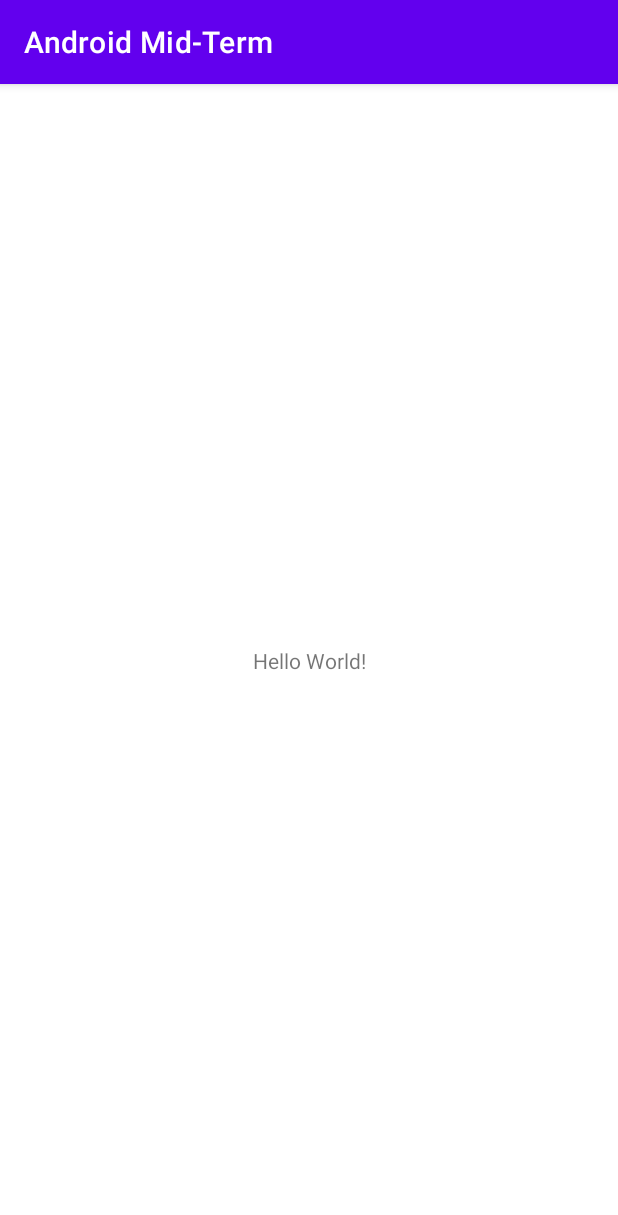
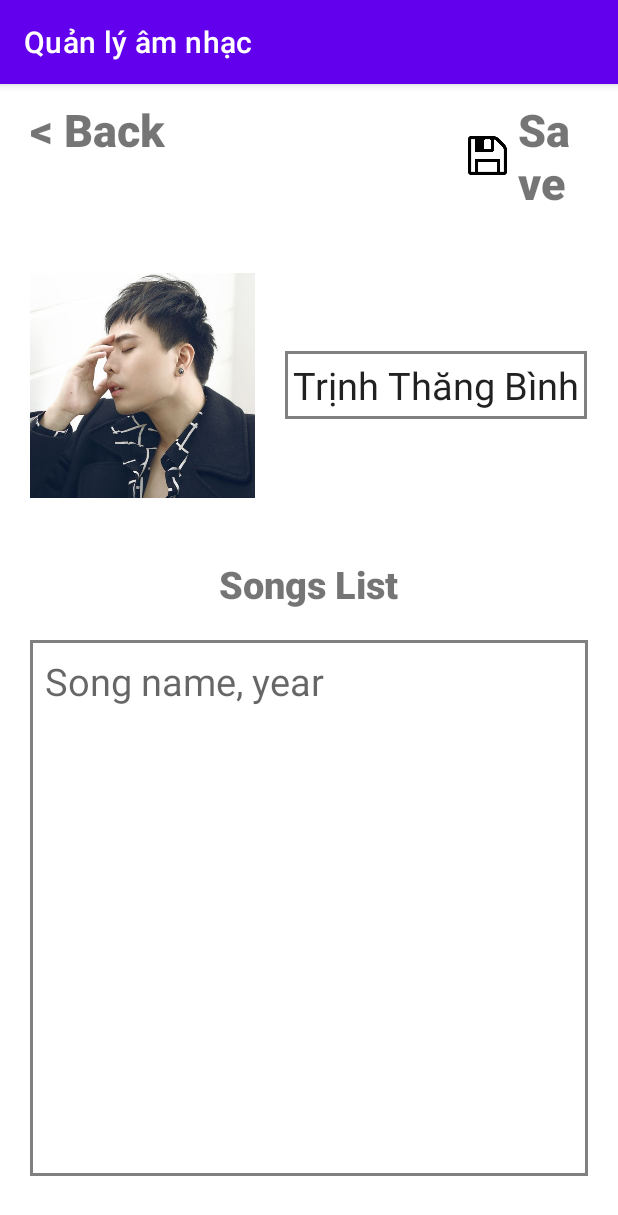
Before and after one commit to NguyenTranMinhNhat/Android-Mid-Term, an Android app: the screen it shows after launch (MainActivity), on a phone screen of 412 x 824 dp. Shown: the top 1215 px of the screen. Run offline under Robolectric (Android 15) with nearby library versions, the phone set to English and light mode, and no system bars.

Commit message:
Add layout create and edit artist

```diff
--- a/app/src/main/java/com/example/androidmid_term/MainActivity.java
+++ b/app/src/main/java/com/example/androidmid_term/MainActivity.java
@@ -9,6 +9,6 @@ public class MainActivity extends AppCompatActivity {
     @Override
     protected void onCreate(Bundle savedInstanceState) {
         super.onCreate(savedInstanceState);
-        setContentView(R.layout.activity_main);
+        setContentView(R.layout.edit_artist);
     }
 }
--- /dev/null
+++ b/app/src/main/res/drawable/border_edittext.xml
@@ -0,0 +1,12 @@
+<?xml version="1.0" encoding="utf-8"?>
+<selector xmlns:android="http://schemas.android.com/apk/res/android">
+    <item>
+        <shape android:shape="rectangle">
+            <solid android:color="#ffffff" />
+            <corners android:radius="0dp" />
+            <stroke
+                android:width="2dp"
+                android:color="#808080" />
+        </shape>
+    </item>
+</selector>
--- a/app/src/main/res/layout/activity_main.xml
+++ /dev/null
@@ -1,18 +0,0 @@
-<?xml version="1.0" encoding="utf-8"?>
-<androidx.constraintlayout.widget.ConstraintLayout xmlns:android="http://schemas.android.com/apk/res/android"
-    xmlns:app="http://schemas.android.com/apk/res-auto"
-    xmlns:tools="http://schemas.android.com/tools"
-    android:layout_width="match_parent"
-    android:layout_height="match_parent"
-    tools:context=".MainActivity">
-
-    <TextView
-        android:layout_width="wrap_content"
-        android:layout_height="wrap_content"
-        android:text="Hello World!"
-        app:layout_constraintBottom_toBottomOf="parent"
-        app:layout_constraintLeft_toLeftOf="parent"
-        app:layout_constraintRight_toRightOf="parent"
-        app:layout_constraintTop_toTopOf="parent" />
-
-</androidx.constraintlayout.widget.ConstraintLayout>
--- /dev/null
+++ b/app/src/main/res/layout/edit_artist.xml
@@ -0,0 +1,85 @@
+<?xml version="1.0" encoding="utf-8"?>
+<LinearLayout xmlns:android="http://schemas.android.com/apk/res/android"
+    android:layout_width="match_parent"
+    android:layout_height="match_parent"
+    android:orientation="vertical"
+    android:paddingRight="20dp"
+    android:paddingLeft="20dp"
+    android:paddingTop="10dp"
+    android:paddingBottom="40dp">
+    <LinearLayout
+        android:layout_width="match_parent"
+        android:layout_height="wrap_content"
+        android:orientation="horizontal"
+        android:paddingBottom="10dp">
+        <TextView
+            android:id="@+id/btn_back"
+            android:layout_width="wrap_content"
+            android:layout_height="wrap_content"
+            android:text="@string/back"
+            android:textSize="30dp"
+            android:fontFamily="sans-serif-black"/>
+        <ImageView
+            android:layout_width="30dp"
+            android:layout_height="30dp"
+            android:layout_marginLeft="200dp"
+            android:src="@drawable/save_icon"
+            android:scaleType="fitXY"
+            android:layout_gravity="center"
+            />
+        <TextView
+            android:id="@+id/btn_save"
+            android:layout_width="wrap_content"
+            android:layout_height="wrap_content"
+            android:text="Save"
+            android:layout_marginLeft="5dp"
+            android:textSize="30dp"
+            android:fontFamily="sans-serif-black"
+            />
+    </LinearLayout>
+    <LinearLayout
+        android:layout_width="match_parent"
+        android:layout_height="wrap_content"
+        android:orientation="horizontal"
+        android:paddingTop="30dp">
+        <ImageView
+            android:id="@+id/img_artist"
+            android:layout_width="150dp"
+            android:layout_height="150dp"
+            android:src="@drawable/trinh_thang_binh"/>
+        <EditText
+            android:id="@+id/txt_artist_name"
+            android:layout_width="wrap_content"
+            android:layout_height="wrap_content"
+            android:layout_marginLeft="20dp"
+            android:text="Trịnh Thăng Bình"
+            android:textSize="25dp"
+            android:padding="5dp"
+            android:background="@drawable/border_edittext"
+            android:layout_gravity="center"/>
+    </LinearLayout>
+    <LinearLayout
+        android:layout_width="match_parent"
+        android:layout_height="match_parent"
+        android:orientation="vertical"
+        android:layout_marginTop="40dp">
+        <TextView
+            android:layout_width="wrap_content"
+            android:layout_height="wrap_content"
+            android:text="Songs List"
+            android:textSize="25dp"
+            android:fontFamily="sans-serif-black"
+            android:layout_gravity="center"
+            android:layout_marginBottom="20dp"/>
+        <EditText
+            android:id="@+id/txt_song_list"
+            android:layout_width="match_parent"
+            android:layout_height="match_parent"
+            android:gravity="top"
+            android:hint="Song name, year"
+            android:padding="10dp"
+            android:textSize="25dp"
+            android:background="@drawable/border_edittext"
+            />
+    </LinearLayout>
+</LinearLayout>
--- a/app/src/main/res/values/strings.xml
+++ b/app/src/main/res/values/strings.xml
@@ -1,3 +1,4 @@
 <resources>
-    <string name="app_name">Android Mid-Term</string>
+    <string name="app_name">Quản lý âm nhạc</string>
+    <string name="back">&lt; Back</string>
 </resources>
```
Also changed, not shown: app/src/main/res/layout/create_artist.xml (added, +100 -0 lines), app/src/main/ic_save-playstore.png (added), app/src/main/res/drawable/image_blank.png (added), app/src/main/res/drawable/save_icon.png (added), app/src/main/res/drawable/trinh_thang_binh.jpg (added).
